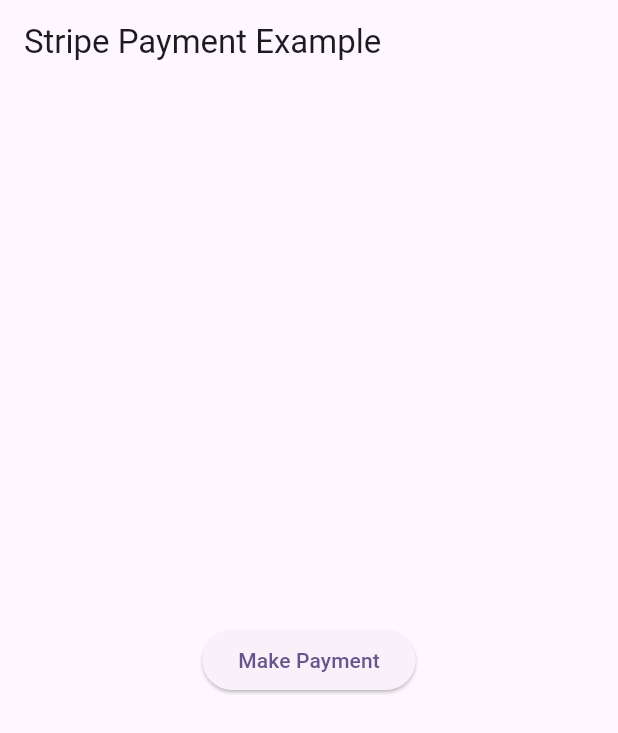
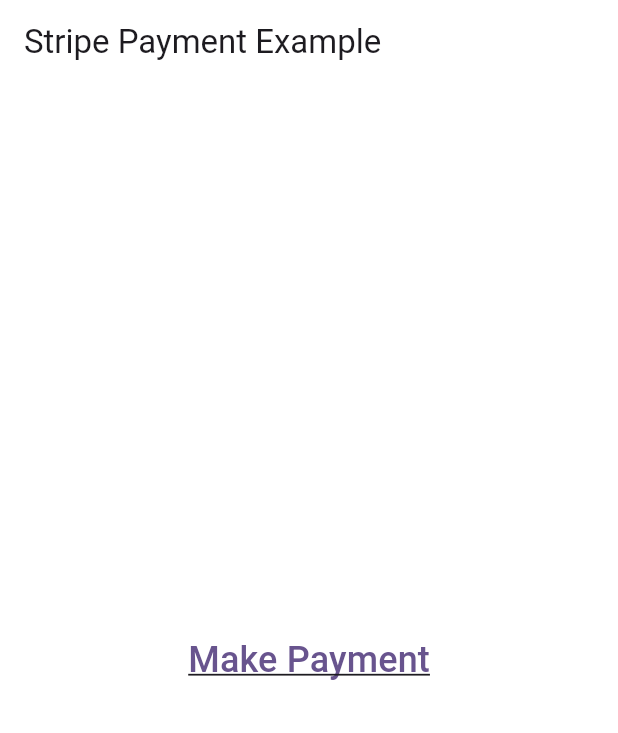
Before and after one commit to Naser-Sami/LinkedInEx, a Flutter app: the screen it shows after launch, on a phone screen of 412 x 824 dp. Shown: the top 733 px of the screen. Run offline on Flutter 3.47's test engine with Material 3 defaults, Android fonts, the phone set to English and light mode, and no system bars; our stand-ins replace dio, flutter_dotenv; missing offline and left inert: flutter_stripe.

Commit message:
Stripe Payment

```diff
--- a/lib/main.dart
+++ b/lib/main.dart
@@ -1,6 +1,8 @@
 import 'package:flutter/material.dart';
 import 'package:flutter_dotenv/flutter_dotenv.dart';
 import 'package:flutter_stripe/flutter_stripe.dart';
+
+import '/screen/payment.dart';
 import 'services/stripe_service.dart';
 
 Future<void> main() async {
@@ -14,38 +16,20 @@
   runApp(const MyApp());
 }
 
-class MyApp extends StatefulWidget {
+class MyApp extends StatelessWidget {
   const MyApp({super.key});
 
-  @override
-  State<MyApp> createState() => _MyAppState();
-}
-
-class _MyAppState extends State<MyApp> {
   @override
   Widget build(BuildContext context) {
     return MaterialApp(
       title: 'Flutter Stripe Payment Example',
-      theme: ThemeData(colorScheme: ColorScheme.fromSeed(seedColor: Colors.deepPurple)),
-      home: Scaffold(
-        appBar: AppBar(title: const Text('Stripe Payment Example')),
-        body: Center(
-          child: ElevatedButton(
-            onPressed: () => makePayment(),
-            child: const Text('Make Payment'),
-          ),
+      theme: ThemeData(
+        colorScheme: ColorScheme.fromSeed(
+          seedColor: Colors.deepPurple,
+          surface: Colors.white,
         ),
       ),
+      home: PaymentScreen(),
     );
   }
-
-  void makePayment() async {
-    try {
-      final total = 19.99;
-
-      await StripeService.processPayment(amount: total, currency: 'usd');
-    } catch (e) {
-      debugPrint('message: Error processing payment: $e');
-    }
-  }
 }
--- /dev/null
+++ b/lib/screen/payment.dart
@@ -0,0 +1,46 @@
+import 'package:flutter/material.dart';
+import '/services/stripe_service.dart';
+
+class PaymentScreen extends StatefulWidget {
+  const PaymentScreen({super.key});
+
+  @override
+  State<PaymentScreen> createState() => _PaymentScreenState();
+}
+
+class _PaymentScreenState extends State<PaymentScreen> {
+  @override
+  Widget build(BuildContext context) {
+    return Scaffold(
+      appBar: AppBar(title: const Text('Stripe Payment Example')),
+      body: Center(
+        child: TextButton(
+          onPressed: () => makePayment(),
+          child: const Text(
+            'Make Payment',
+            style: TextStyle(decoration: TextDecoration.underline, fontSize: 24.0),
+          ),
+        ),
+      ),
+    );
+  }
+
+  void makePayment() async {
+    try {
+      final total = 19.99;
+      await StripeService.processPayment(amount: total, currency: 'usd');
+
+      if (mounted) {
+        ScaffoldMessenger.of(
+          context,
+        ).showSnackBar(const SnackBar(content: Text('Payment Successful')));
+      }
+    } catch (e) {
+      if (mounted) {
+        ScaffoldMessenger.of(context).showSnackBar(
+          const SnackBar(content: Text('Payment failed. Please try again.')),
+        );
+      }
+    }
+  }
+}
--- a/lib/services/stripe_service.dart
+++ b/lib/services/stripe_service.dart
@@ -56,7 +56,7 @@
       await Stripe.instance.initPaymentSheet(
         paymentSheetParameters: SetupPaymentSheetParameters(
           paymentIntentClientSecret: paymentIntent?['client_secret'],
-          merchantDisplayName: 'ShopZen',
+          merchantDisplayName: 'LinkedInEX',
         ),
       );
 
```
Also changed, not shown: 1 other file.
